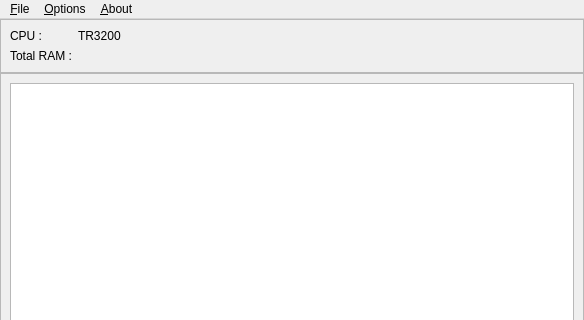
Zardoz89/qTrillekComputer, file src/gui/mainwindow.ui: the form before one commit; both pictures show x 0 to 584 and y 0 to 320 of the 584 by 571 pixel window.
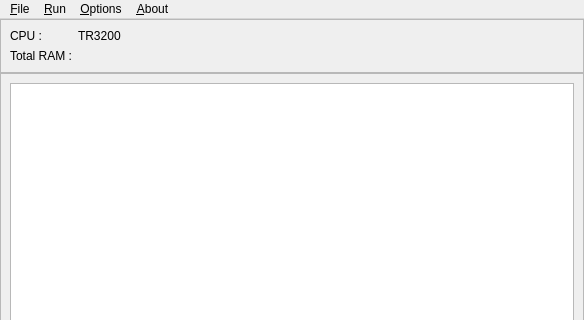
The form after the commit. Icons and pictures are not drawn.

```diff
--- a/src/gui/mainwindow.ui
+++ b/src/gui/mainwindow.ui
@@ -138,7 +138,16 @@
      <string>&amp;About</string>
     </property>
    </widget>
+   <widget class="QMenu" name="menu_Run">
+    <property name="title">
+     <string>&amp;Run</string>
+    </property>
+    <addaction name="action_Start"/>
+    <addaction name="action_Stop"/>
+    <addaction name="actionPause"/>
+   </widget>
    <addaction name="menu_File"/>
+   <addaction name="menu_Run"/>
    <addaction name="menuOptions"/>
    <addaction name="menu_About"/>
   </widget>
```
Left out of the diff: 84 changed lines with no effect on the pictures.
